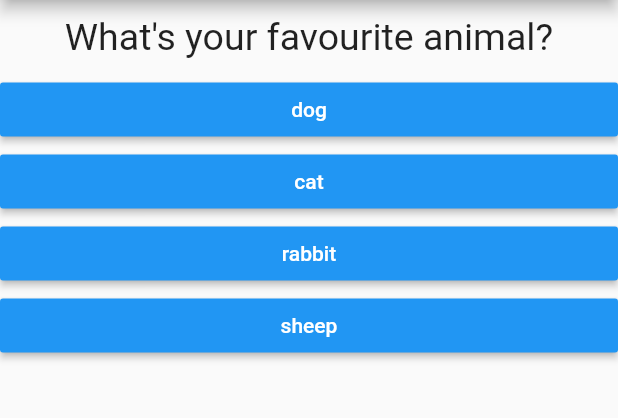
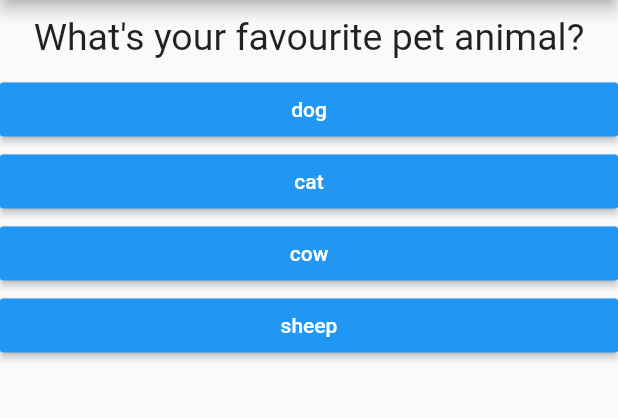
Before and after one commit to Girum-Haile/PersonalityTestApp, a Flutter app: the screen it shows after launch, on a phone screen of 412 x 824 dp, the part 84-502 px from its top. Run offline on Flutter 3.47's test engine with Material 2 defaults, Android fonts, the phone set to English and light mode, and no system bars.

Commit message:
modification1

```diff
--- a/lib/main.dart
+++ b/lib/main.dart
@@ -9,7 +9,7 @@ void main() {
 class MyApp extends StatefulWidget {
   @override
   State<StatefulWidget> createState() {
-    // TODO: implement createState
+
     return _MyAppState();
   }
 }
@@ -17,11 +17,11 @@ class MyApp extends StatefulWidget {
 class _MyAppState extends State<MyApp> {
   final _question = const [
     {
-      'questionText': "What's your favourite animal?",
+      'questionText': "What's your favourite pet animal?",
       'answer': [
         {'text': 'dog', 'score': 10},
         {'text': 'cat', 'score': 6},
-        {'text': 'rabbit', 'score': 4},
+        {'text': 'cow', 'score': 4},
         {'text': 'sheep', 'score': 2}
       ]
     },
```
